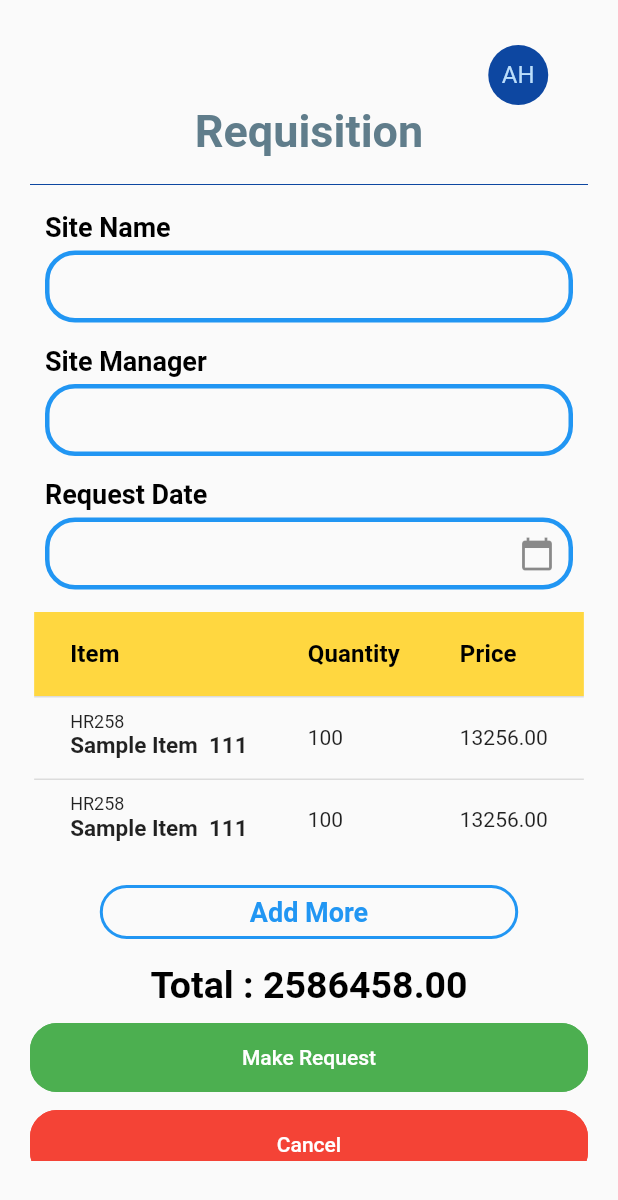
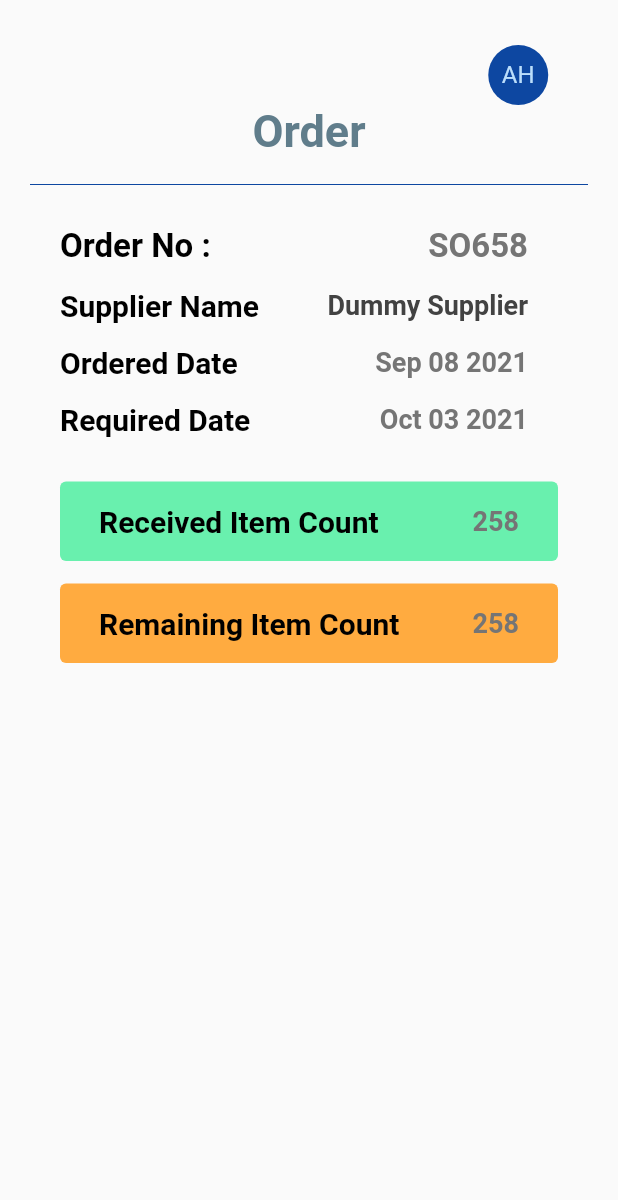
Before and after one commit to nethsaraLiyanage/CSSE-Project, a Flutter app: the screen it shows after launch, on a phone screen of 412 x 824 dp. Shown: the top 1200 px of the screen. Run offline on Flutter 3.47's test engine with Material 2 defaults, Android fonts, the phone set to English and light mode, and no system bars.

Commit message:
Order Page 60% compleated

```diff
--- a/mobile_app/csse_app/lib/main.dart
+++ b/mobile_app/csse_app/lib/main.dart
@@ -2,6 +2,7 @@ import 'package:csse_app/pages/Dashboard.dart';
 import 'package:csse_app/pages/Inventory.dart';
 import 'package:csse_app/pages/Login.dart';
 import 'package:csse_app/pages/Requisition.dart';
+import 'package:csse_app/pages/Order.dart';
 import 'package:flutter/material.dart';
 
 void main() {
@@ -16,12 +17,13 @@ class MyApp extends StatelessWidget {
   Widget build(BuildContext context) {
     return MaterialApp(
       debugShowCheckedModeBanner: false,
-      initialRoute: '/requisition',
+      initialRoute: '/order',
       routes: {
         '/login': (context) => Login(),
         '/dash' : (context) => Dashboard(),
         '/inventory' : (context) => Inventory(),
         '/requisition' : (context) => Requisition(),
+        '/order' : (context) => Order(),
         },
     );
   }
--- /dev/null
+++ b/mobile_app/csse_app/lib/pages/Order.dart
@@ -0,0 +1,296 @@
+import 'package:flutter/cupertino.dart';
+import 'package:flutter/gestures.dart';
+import 'package:flutter/material.dart';
+import 'package:intl/intl.dart';
+
+class Order extends StatelessWidget {
+  Order({Key? key}) : super(key: key);
+  final TextEditingController _Datecontroller = TextEditingController();
+  DateTime _requestDateDate = DateTime.now();
+
+  @override
+  Widget build(BuildContext context) {
+    return Scaffold(
+      body: Padding(
+        padding: const EdgeInsets.fromLTRB(20.0, 30.0, 20.0, 50.0),
+        child: SingleChildScrollView(
+          child: Column(
+            crossAxisAlignment: CrossAxisAlignment.start,
+            children: [
+              Row(
+                children: [
+                  Expanded(flex: 1, child: Text('')),
+                  Expanded(flex: 1, child: Text('')),
+                  Expanded(
+                    flex: 1,
+                    child: Text(''),
+                  ),
+                  Expanded(
+                      flex: 1,
+                      child: CircleAvatar(
+                        backgroundColor: Colors.blue[900],
+                        child: const Text('AH'),
+                      ))
+                ],
+              ),//Log Details
+              Row(
+                children: [
+                  Expanded(
+                      child: Container(
+                        child: Center(
+                          child: Text(
+                            'Order',
+                            style: TextStyle(
+                                fontWeight: FontWeight.bold,
+                                fontSize: 30,
+                                color: Colors.blueGrey),
+                          ),
+                        ),
+                      )
+                  )
+                ],
+              ),//Title
+              space10(),
+              Divider(color: Colors.blue[900]),
+              space10(),
+              SizedBox(height: 10.0),
+              Row(
+                mainAxisAlignment: MainAxisAlignment.spaceBetween,
+                children: <Widget>[
+                  Expanded(
+                      child: Container(
+                        padding: EdgeInsets.fromLTRB(20, 0, 40, 0),
+                        child: Row(
+                            mainAxisAlignment: MainAxisAlignment.spaceBetween,
+                            children: <Widget>[
+                              Text(
+                                  'Order No :',
+                                  style: TextStyle(
+                                    fontSize: 22.0, fontWeight: FontWeight.bold,
+                                    color: Colors.black,
+                                  )
+                              ),
+                              Text(
+                                  'SO658',
+                                  style: TextStyle(
+                                    fontSize: 22.0, fontWeight: FontWeight.bold,
+                                    color: Colors.grey[600],
+                                  )
+                              )
+                            ]
+                        ),
+                      )
+                  )
+                ],
+              ),
+              SizedBox(height: 15.0),
+              Row(
+                mainAxisAlignment: MainAxisAlignment.spaceBetween,
+                children: <Widget>[
+                  Expanded(
+                      child: Container(
+                        padding: EdgeInsets.fromLTRB(20, 0, 40, 0),
+                        child: Row(
+                            mainAxisAlignment: MainAxisAlignment.spaceBetween,
+                            children: <Widget>[
+                              Text(
+                                  'Supplier Name',
+                                  style: TextStyle(
+                                    fontSize: 20.0, fontWeight: FontWeight.bold,
+                                    color: Colors.black,
+                                  )
+                              ),
+                              Text(
+                                  'Dummy Supplier',
+                                  style: TextStyle(
+                                    fontSize: 18.0, fontWeight: FontWeight.bold,
+                                    color: Colors.grey[800],
+                                  )
+                              )
+                            ]
+                        ),
+                      )
+                  )
+                ],
+              ),
+              SizedBox(height: 15.0),
+              Row(
+                mainAxisAlignment: MainAxisAlignment.spaceBetween,
+                children: <Widget>[
+                  Expanded(
+                      child: Container(
+                        padding: EdgeInsets.fromLTRB(20, 0, 40, 0),
+                        child: Row(
+                            mainAxisAlignment: MainAxisAlignment.spaceBetween,
+                            children: <Widget>[
+                              Text(
+                                  'Ordered Date',
+                                  style: TextStyle(
+                                    fontSize: 20.0, fontWeight: FontWeight.bold,
+                                    color: Colors.black,
+                                  )
+                              ),
+                              Text(
+                                  'Sep 08 2021',
+                                  style: TextStyle(
+                                    fontSize: 18.0, fontWeight: FontWeight.bold,
+                                    color: Colors.grey[600],
+                                  )
+                              )
+                            ]
+                        ),
+                      )
+                  )
+                ],
+              ),
+              SizedBox(height: 15.0),
+              Row(
+                mainAxisAlignment: MainAxisAlignment.spaceBetween,
+                children: <Widget>[
+                  Expanded(
+                      child: Container(
+                        padding: EdgeInsets.fromLTRB(20, 0, 40, 0),
+                        child: Row(
+                            mainAxisAlignment: MainAxisAlignment.spaceBetween,
+                            children: <Widget>[
+                              Text(
+                                  'Required Date',
+                                  style: TextStyle(
+                                    fontSize: 20.0, fontWeight: FontWeight.bold,
+                                    color: Colors.black,
+                                  )
+                              ),
+                              Text(
+                                  'Oct 03 2021',
+                                  style: TextStyle(
+                                    fontSize: 18.0, fontWeight: FontWeight.bold,
+                                    color: Colors.grey[600],
+                                  )
+                              )
+                            ]
+                        ),
+                      )
+                  )
+                ],
+              ),
+              SizedBox(height: 30.0),
+              Row(
+                children: [
+                  Expanded(
+                      child: Container(
+                        child: Padding(
+                          padding: EdgeInsets.fromLTRB(20, 0.0, 20, 0.0),
+                          child: ElevatedButton(
+                              style: ButtonStyle(
+                                backgroundColor: MaterialStateProperty.all<Color>(Colors.greenAccent),
+                              ),
+                            onPressed: null,
+                            child: Padding(
+                              padding: EdgeInsets.fromLTRB(0.0, 15.0, 0.0, 15.0),
+                              child: Row(
+                                mainAxisAlignment: MainAxisAlignment.spaceBetween,
+                                children: <Widget>[
+                                  Expanded(
+                                      child: Container(
+                                        padding: EdgeInsets.fromLTRB(10, 0, 10, 0),
+                                        child: Row(
+                                            mainAxisAlignment: MainAxisAlignment.spaceBetween,
+                                            children: <Widget>[
+                                              Text(
+                                                  'Received Item Count',
+                                                  style: TextStyle(
+                                                    fontSize: 20.0, fontWeight: FontWeight.bold,
+                                                    color: Colors.black,
+                                                  )
+                                              ),
+                                              Text(
+                                                  '258',
+                                                  style: TextStyle(
+                                                    fontSize: 18.0, fontWeight: FontWeight.bold,
+                                                    color: Colors.grey[600],
+                                                  )
+                                              )
+                                            ]
+                                        ),
+                                      )
+                                  )
+                                ],
+                              ),
+                            )
+                          ),
+                        ),
+                      )
+                  )
+                ],
+              ),
+              SizedBox(height: 15.0),
+              Row(
+                children: [
+                  Expanded(
+                      child: Container(
+                        child: Padding(
+                          padding: EdgeInsets.fromLTRB(20, 0.0, 20, 0.0),
+                          child: ElevatedButton(
+                              style: ButtonStyle(
+                                backgroundColor: MaterialStateProperty.all<Color>(Colors.orangeAccent),
+                              ),
+                              onPressed: null,
+                              child: Padding(
+                                padding: EdgeInsets.fromLTRB(0.0, 15.0, 0.0, 15.0),
+                                child: Row(
+                                  mainAxisAlignment: MainAxisAlignment.spaceBetween,
+                                  children: <Widget>[
+                                    Expanded(
+                                        child: Container(
+                                          padding: EdgeInsets.fromLTRB(10, 0, 10, 0),
+                                          child: Row(
+                                              mainAxisAlignment: MainAxisAlignment.spaceBetween,
+                                              children: <Widget>[
+                                                Text(
+                                                    'Remaining Item Count',
+                                                    style: TextStyle(
+                                                      fontSize: 20.0, fontWeight: FontWeight.bold,
+                                                      color: Colors.black,
+                                                    )
+                                                ),
+                                                Text(
+                                                    '258',
+                                                    style: TextStyle(
+                                                      fontSize: 18.0, fontWeight: FontWeight.bold,
+                                                      color: Colors.grey[600],
+                                                    )
+                                                )
+                                              ]
+                                          ),
+                                        )
+                                    )
+                                  ],
+                                ),
+                              )
+                          ),
+                        ),
+                      )
+                  )
+                ],
+              ),
+              space10(),
+            ],
+          ),
+        ),
+      ),
+    );
+  }
+}
+
+class space10 extends StatelessWidget {
+  const space10({
+    Key? key,
+  }) : super(key: key);
+
+  @override
+  Widget build(BuildContext context) {
+    return SizedBox(
+      height: 10,
+    );
+  }
+}
```
